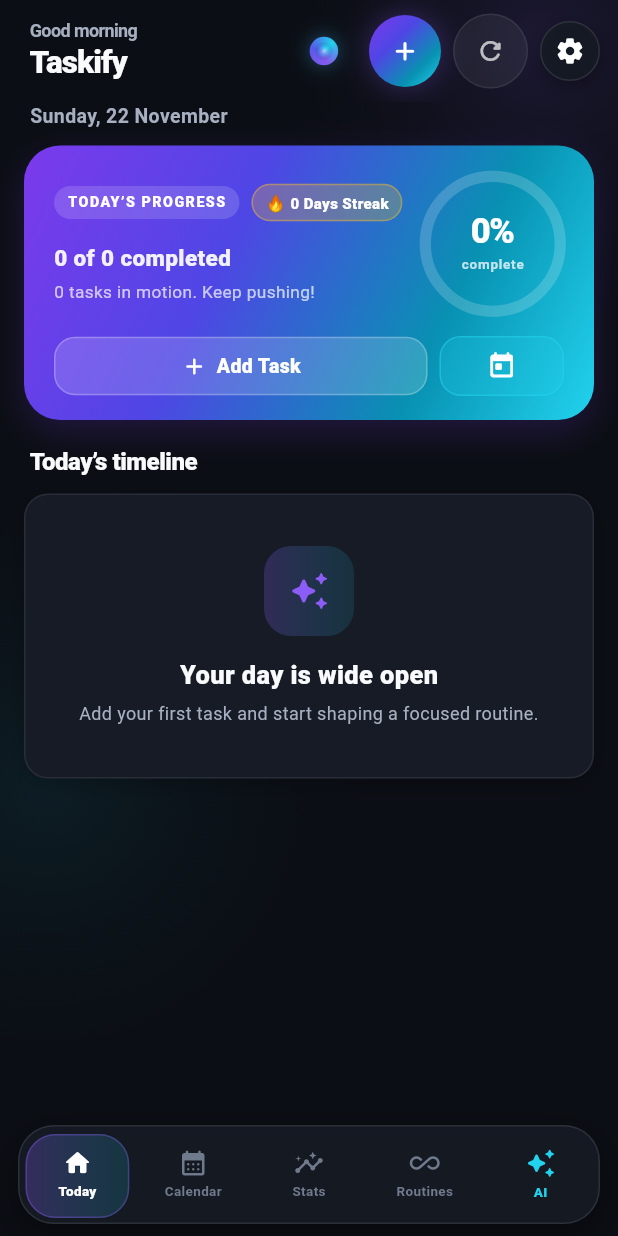
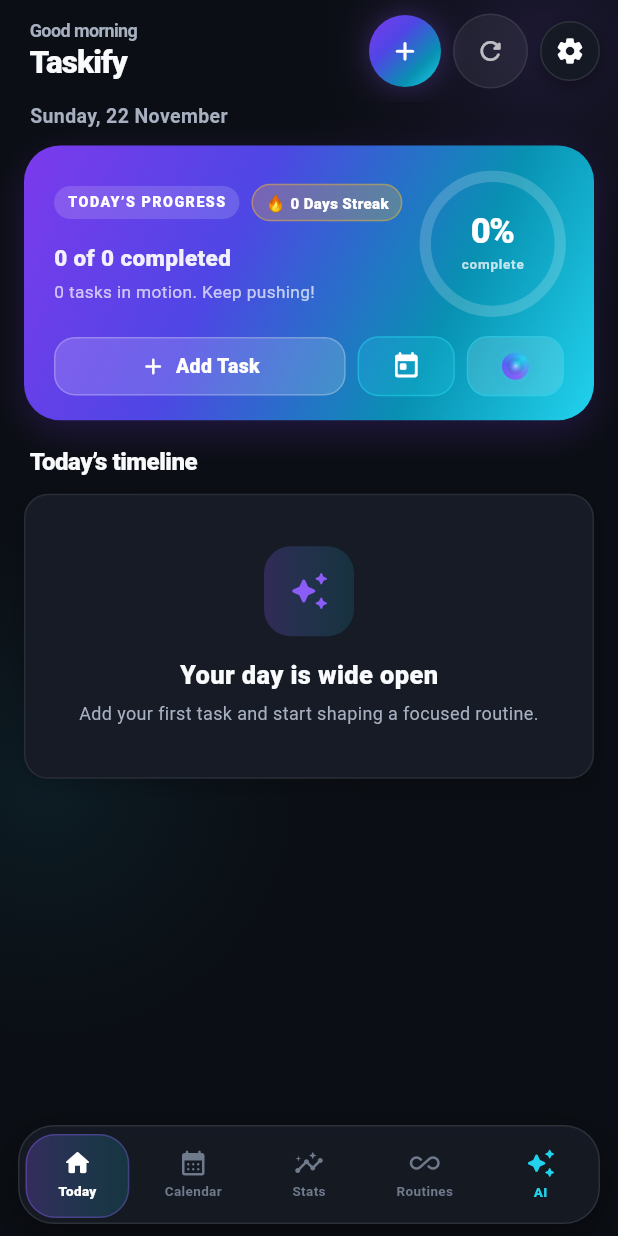
Before and after one commit to iMasterQuizBot/taskify-fragment, a Flutter app: the screen it shows after launch, on a phone screen of 412 x 824 dp. Run offline on Flutter 3.47's test engine with Material 3 defaults, Android fonts, the phone set to English and light mode, and no system bars; our stand-ins replace audioplayers, file_picker, flutter_local_notifications, flutter_secure_storage, flutter_tts, image_picker and 6 more; missing offline and left inert: record; accounts and stored records are empty.

Commit message:
Add files via upload

```diff
--- a/lib/today_page.dart
+++ b/lib/today_page.dart
@@ -277,19 +277,6 @@ class TodayPageState extends State<TodayPage> {
               ]
             : [
                 Container(
-                  margin: const EdgeInsets.only(right: 4),
-                  child: IconButton(
-                    tooltip: 'Live Voice AI (Offline & API)',
-                    onPressed: () => Navigator.push(
-                      context,
-                      MaterialPageRoute(
-                        builder: (_) => LiveVoiceScreen(db: widget.db, onChanged: widget.onChanged),
-                      ),
-                    ),
-                    icon: const AiOrbIcon(size: 19, state: AiOrbState.idle),
-                  ),
-                ),
-                Container(
                   margin: const EdgeInsets.only(right: 8),
                   decoration: BoxDecoration(
                     gradient: AppColors.heroGradient,
@@ -495,6 +482,30 @@ class TodayPageState extends State<TodayPage> {
                         ),
                         child: const Center(
                           child: Icon(Icons.today_rounded, size: 20, color: Colors.white),
+                        ),
+                      ),
+                    ),
+                  ),
+                  const SizedBox(width: 8),
+                  Expanded(
+                    flex: 1,
+                    child: InkWell(
+                      onTap: () => Navigator.push(
+                        context,
+                        MaterialPageRoute(
+                          builder: (_) => LiveVoiceScreen(db: widget.db, onChanged: widget.onChanged),
+                        ),
+                      ),
+                      borderRadius: BorderRadius.circular(14),
+                      child: Container(
+                        padding: const EdgeInsets.symmetric(vertical: 2),
+                        decoration: BoxDecoration(
+                          color: Colors.white.withOpacity(0.14),
+                          borderRadius: BorderRadius.circular(14),
+                          border: Border.all(color: AppColors.cyan.withOpacity(0.45)),
+                        ),
+                        child: const Center(
+                          child: AiOrbIcon(size: 18, state: AiOrbState.idle),
                         ),
                       ),
                     ),
```
